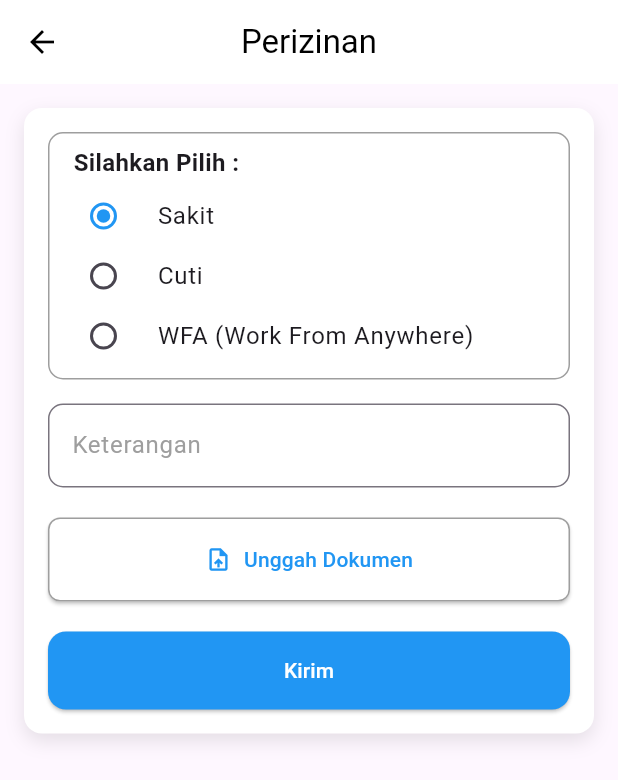
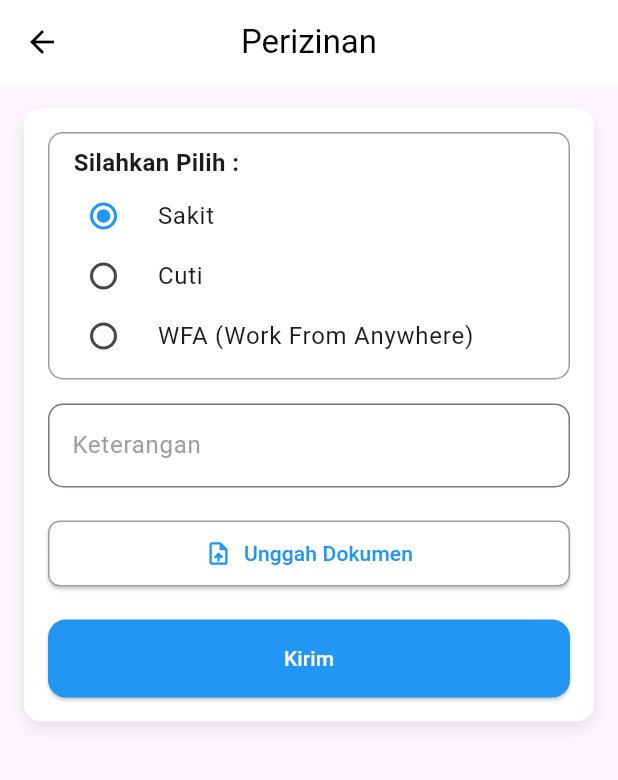
Before and after one commit to MuhammadAinurRiziq13/presensia, a Flutter app: the PermitRequestPage screen opened directly, after a tap on "Sakit", on a phone screen of 412 x 824 dp. Shown: the top 780 px of the screen. Run offline on Flutter 3.47's test engine with Material 3 defaults, Android fonts, the light colour scheme and no system bars; our stand-ins replace image_picker, slide_to_act, table_calendar; project files that could hold a hidden picture were left out.

Commit message:
fix header riwayat perizinan, adjust unggah dokumen size

```diff
--- a/lib/pages/history/permit_history_page.dart
+++ b/lib/pages/history/permit_history_page.dart
@@ -24,6 +24,7 @@ class PermitHistoryPage extends StatelessWidget {
         backgroundColor: Colors.white,
         foregroundColor: Colors.black,
         elevation: 0,
+        centerTitle: true,
         leading: IconButton(
           icon: Icon(Icons.arrow_back, color: Colors.black),
           onPressed: () {
--- a/lib/pages/permit/permit_request_page.dart
+++ b/lib/pages/permit/permit_request_page.dart
@@ -157,7 +157,7 @@ class _PermitRequestPageState extends State<PermitRequestPage> {
                         borderRadius: BorderRadius.circular(8),
                         side: BorderSide(color: Colors.grey),
                       ),
-                      padding: EdgeInsets.symmetric(vertical: 18), // Tambahkan padding vertikal
+                      padding: EdgeInsets.symmetric(vertical: 12), // Tambahkan padding vertikal
                     ),
                   ),
                   const SizedBox(height: 20),
```
